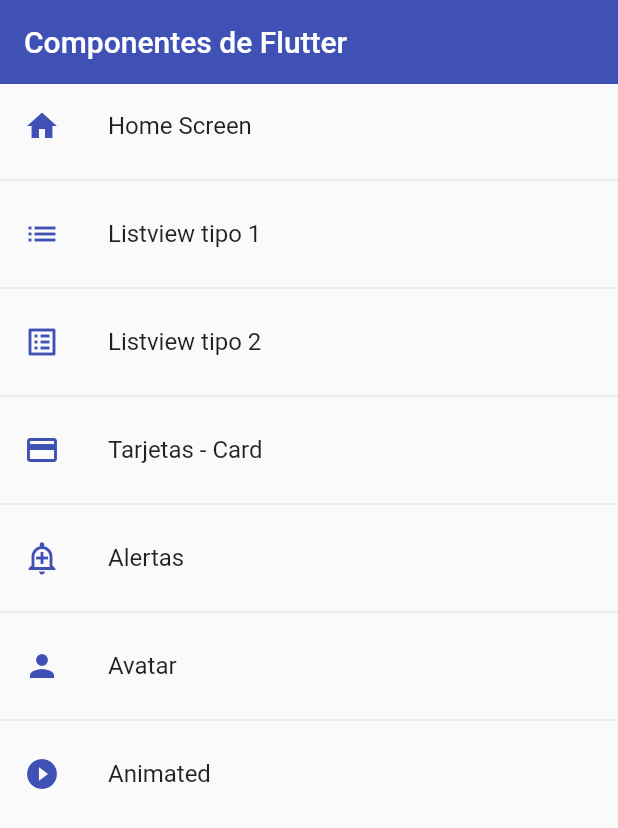
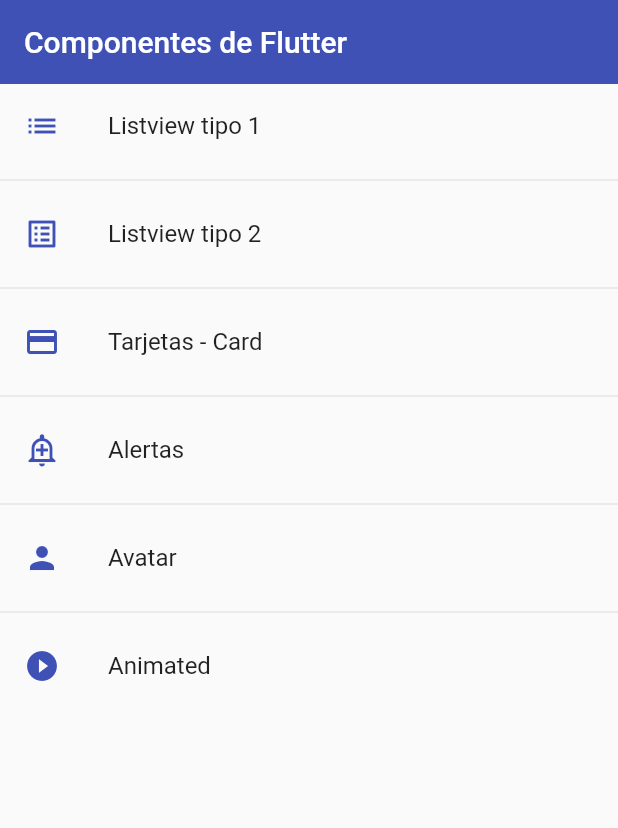
Before and after one commit to eivanphils/flutter-components, a Flutter app: the screen it shows after launch, on a phone screen of 412 x 824 dp. Shown: the top 828 px of the screen. Run offline on Flutter 3.47's test engine with Material 2 defaults, Android fonts, the light colour scheme and no system bars.

Commit message:
Eliminado el home del listado de wigdets

```diff
--- a/lib/router/app_routes.dart
+++ b/lib/router/app_routes.dart
@@ -7,7 +7,8 @@
   static const initialRoute = 'home';
 
   static final menuOptions = <MenuOption>[
-    MenuOption(route: 'home', name: 'Home Screen', screen: const HomeScreen(), icon: Icons.home),
+    // Ocultado homeScreen para que no aparezca en el home
+    // MenuOption(route: 'home', name: 'Home Screen', screen: const HomeScreen(), icon: Icons.home),
     MenuOption(route: 'listview', name: 'Listview tipo 1', screen: const ListViewScreen(), icon: Icons.list),
     MenuOption(route: 'listview2', name: 'Listview tipo 2', screen: const ListView2Screen(), icon: Icons.list_alt),
     MenuOption(route: 'card', name: 'Tarjetas - Card', screen: const CardScreen(), icon: Icons.credit_card),
@@ -26,7 +27,7 @@
 
   static Map<String, Widget Function(BuildContext)> getAppRoutes() {
     Map<String, Widget Function(BuildContext)> appRoutes = {};
-
+    appRoutes.addAll({ 'home': (BuildContext context) => const HomeScreen()});
     for (final option in menuOptions) {
       appRoutes.addAll({
         option.route: (BuildContext context) => option.screen
```
